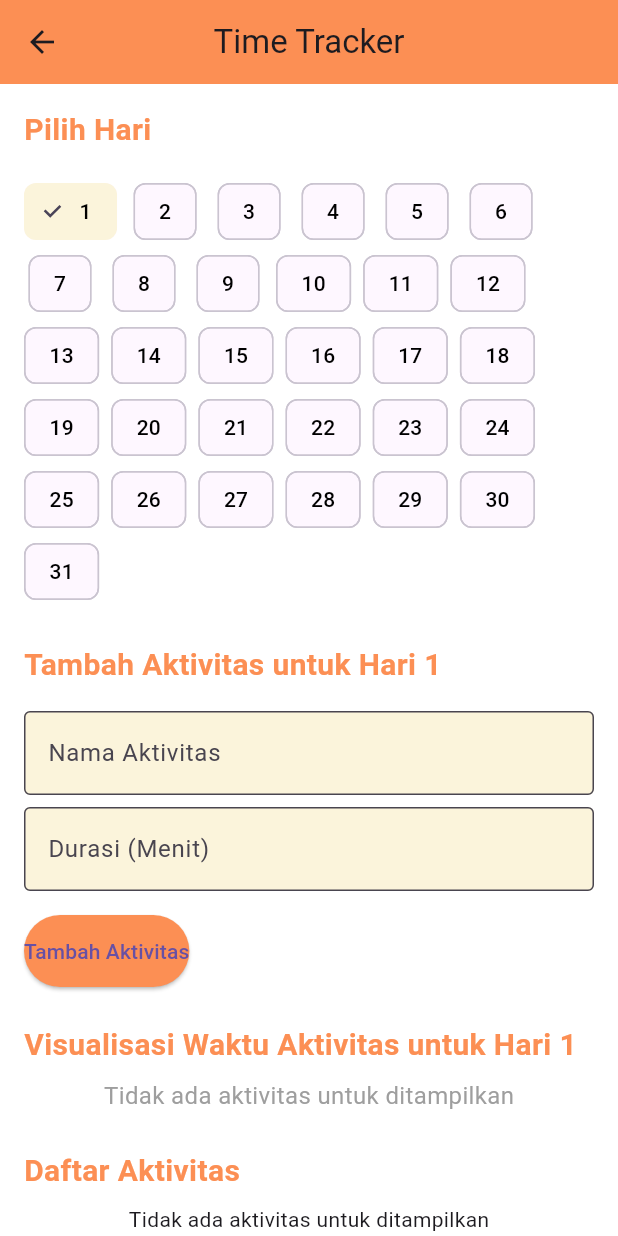
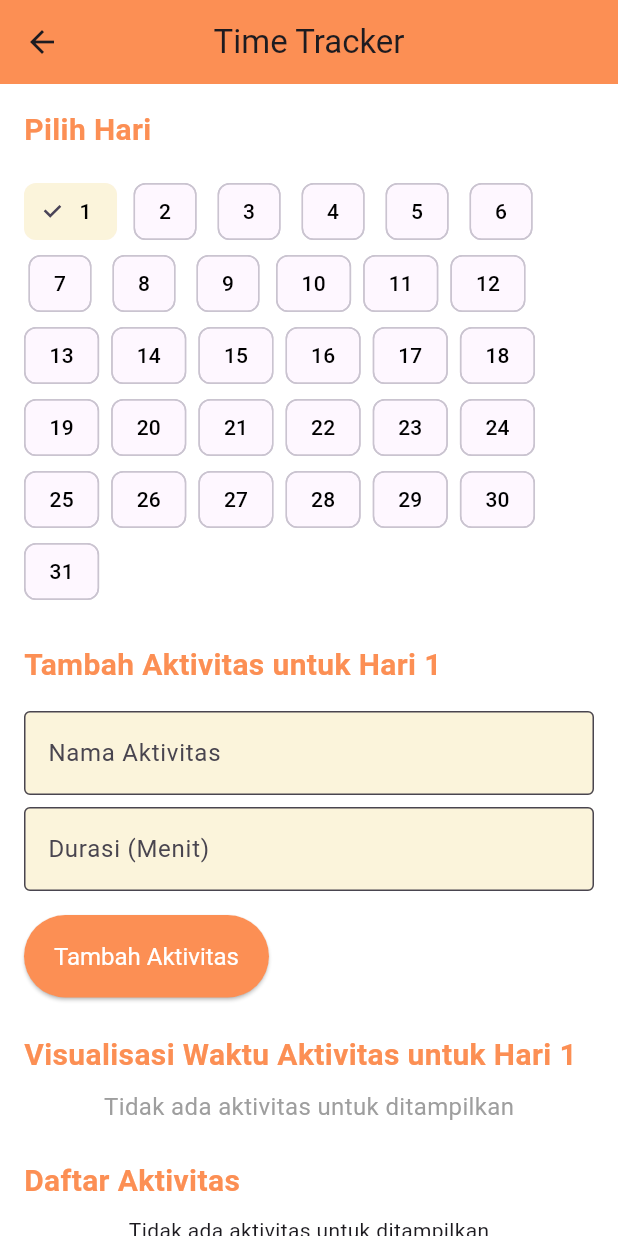
Before and after one commit to denjear/productivemate, a Flutter app: the TimeTrackerPage screen opened by its route, on a phone screen of 412 x 824 dp. Run offline on Flutter 3.47's test engine with Material 3 defaults, Android fonts, the phone set to English and light mode, and no system bars; our stand-ins replace shared_preferences; accounts and stored records are empty.

Commit message:
minor cosmetic adjustment @time_tracker

```diff
--- a/lib/pages/time_tracker_page.dart
+++ b/lib/pages/time_tracker_page.dart
@@ -238,8 +238,12 @@ class _TimeTrackerPageState extends State<TimeTrackerPage> {
             ElevatedButton(
               onPressed: _addActivity,
               style: ElevatedButton.styleFrom(
-                backgroundColor: Color(0xFFFC8F54),
-                padding: EdgeInsets.symmetric(vertical: 14),
+                backgroundColor: Color(0xFFFC8F54),  // Warna background oranye
+                foregroundColor: Colors.white,  // Warna teks putih
+                padding: EdgeInsets.symmetric(vertical: 18, horizontal: 20),  // Padding yang lebih besar
+                textStyle: TextStyle(  // Menambahkan style teks jika perlu
+                  fontSize: 16,  // Ukuran font
+                ),
               ),
               child: Text('Tambah Aktivitas'),
             ),
```
Also changed, not shown: lib/pages/settings_page.dart (+17 -15 lines).
